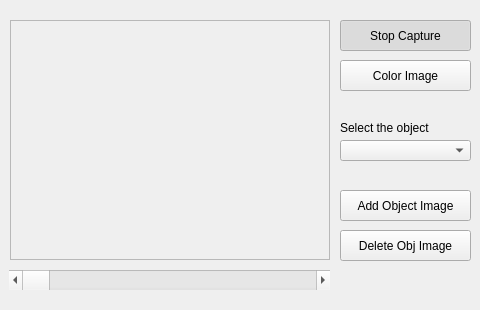
This is proyVA_3/mainwindow.ui in Hinjeniero/artificial_sight as Qt 5 draws it before an edit; both pictures show x 380 to 860 and y 0 to 310 of the 860 by 310 pixel window. The edited form follows.
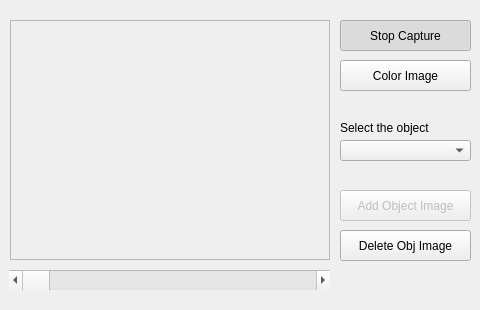
This is the edited form.

```diff
--- a/proyVA_3/mainwindow.ui
+++ b/proyVA_3/mainwindow.ui
@@ -87,6 +87,9 @@
    </property>
   </widget>
   <widget class="QPushButton" name="addButton">
+   <property name="enabled">
+    <bool>false</bool>
+   </property>
    <property name="geometry">
     <rect>
      <x>720</x>
```
Left out of the diff: 3 changed lines with no effect on the pictures.
